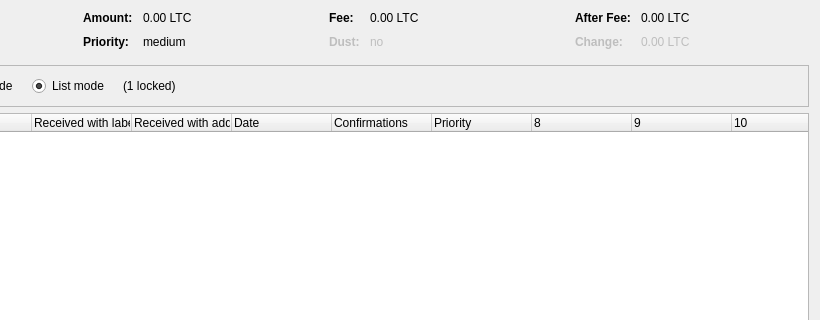
Above: src/qt/forms/coincontroldialog.ui from ascensioncoin/litecoin before the change; both pictures show x 180 to 1000 and y 0 to 320 of the 1000 by 500 pixel window. Below: the same form after it.
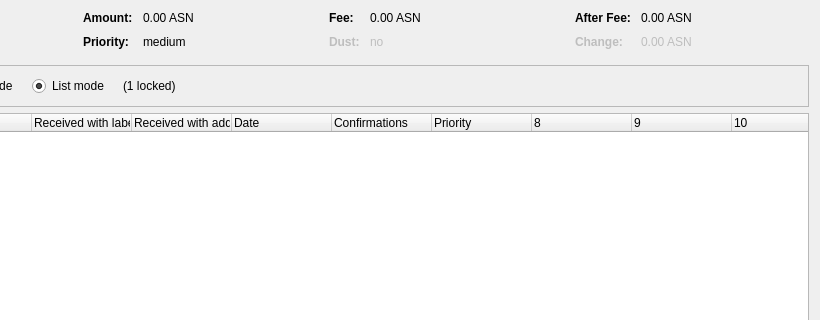
That is the form after the change. Custom widgets are drawn as their Qt base class.

Patch:
```diff
--- a/src/qt/forms/coincontroldialog.ui
+++ b/src/qt/forms/coincontroldialog.ui
@@ -132,7 +132,7 @@
           <enum>Qt::ActionsContextMenu</enum>
          </property>
          <property name="text">
-          <string notr="true">0.00 LTC</string>
+          <string notr="true">0.00 ASN</string>
          </property>
          <property name="textInteractionFlags">
           <set>Qt::LinksAccessibleByMouse|Qt::TextSelectableByKeyboard|Qt::TextSelectableByMouse</set>
@@ -206,7 +206,7 @@
           <enum>Qt::ActionsContextMenu</enum>
          </property>
          <property name="text">
-          <string notr="true">0.00 LTC</string>
+          <string notr="true">0.00 ASN</string>
          </property>
          <property name="textInteractionFlags">
           <set>Qt::LinksAccessibleByMouse|Qt::TextSelectableByKeyboard|Qt::TextSelectableByMouse</set>
@@ -286,7 +286,7 @@
           <enum>Qt::ActionsContextMenu</enum>
          </property>
          <property name="text">
-          <string notr="true">0.00 LTC</string>
+          <string notr="true">0.00 ASN</string>
          </property>
          <property name="textInteractionFlags">
           <set>Qt::LinksAccessibleByMouse|Qt::TextSelectableByKeyboard|Qt::TextSelectableByMouse</set>
@@ -321,7 +321,7 @@
           <enum>Qt::ActionsContextMenu</enum>
          </property>
          <property name="text">
-          <string notr="true">0.00 LTC</string>
+          <string notr="true">0.00 ASN</string>
          </property>
          <property name="textInteractionFlags">
           <set>Qt::LinksAccessibleByMouse|Qt::TextSelectableByKeyboard|Qt::TextSelectableByMouse</set>
```
